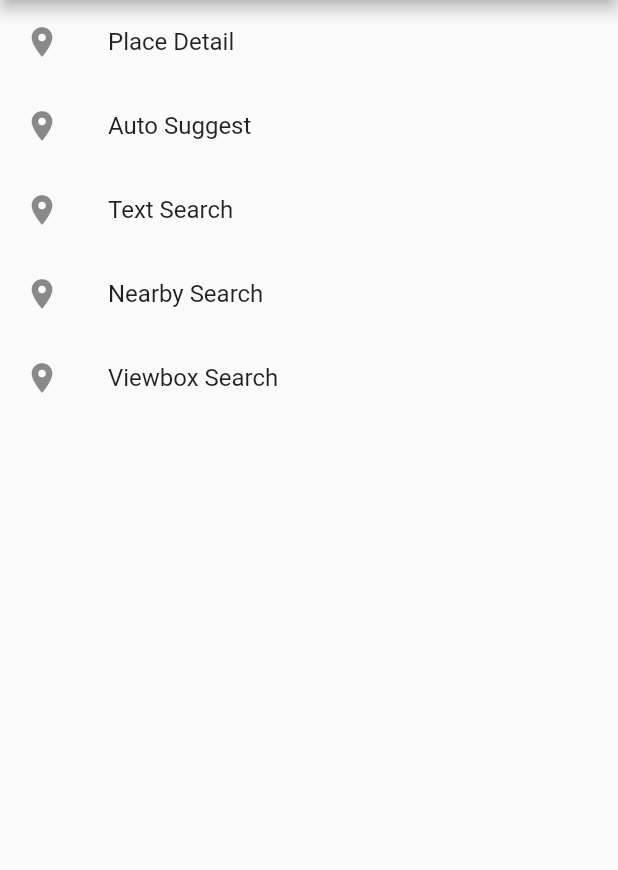
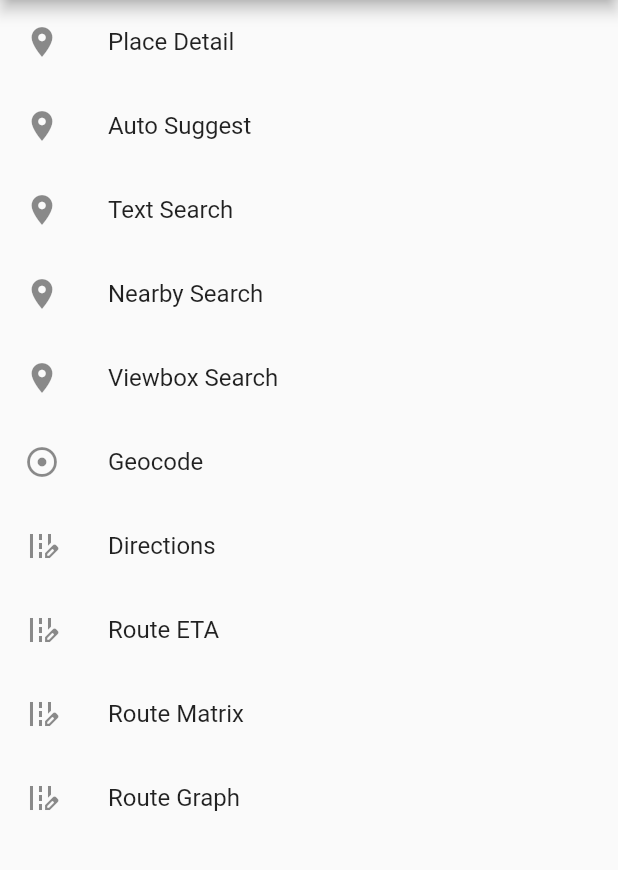
Before and after one commit to Map4D/map4d-services-flutter, a Flutter app: the screen it shows after launch, on a phone screen of 412 x 824 dp, the part 84-954 px from its top. Run offline on Flutter 3.47's test engine with Material 2 defaults, Android fonts, the phone set to English and light mode, and no system bars.

Commit message:
Add geocodes, routes

```diff
--- a/example/lib/main.dart
+++ b/example/lib/main.dart
@@ -73,6 +73,24 @@ class _MyAppState extends State<MyApp> {
     print('Viewbox Search: $places');
   }
 
+  void _geocode() async {
+    final geos = await MFServices.geocodes.getGeocode(
+      location: const MFLocationComponent(latitude: 16.024634, longitude: 108.209217),
+      address: '31 Lê Văn Duyệt',
+      viewbox: const MFViewboxComponent(southwest: MFLocationComponent(latitude: 16.056453967981348, longitude: 108.19387435913086),
+                                        northeast: MFLocationComponent(latitude: 16.093031550262133, longitude: 108.25927734375))
+    );
+    print('Geocode: $geos');
+  }
+
+  void _directions() async {}
+
+  void _routeETA() async {}
+
+  void _routeMatrix() async {}
+
+  void _routeGraph() async {}
+
   @override
   Widget build(BuildContext context) {
     return MaterialApp(
@@ -84,23 +102,53 @@ class _MyAppState extends State<MyApp> {
           ListTile(
             leading: const Icon(Icons.place),
             title: const Text('Place Detail'),
-            onTap: _placeDetail,),
+            onTap: _placeDetail,
+          ),
           ListTile(
             leading: const Icon(Icons.place),
             title: const Text('Auto Suggest'),
-            onTap: _autoSuggest,),
+            onTap: _autoSuggest,
+          ),
           ListTile(
             leading: const Icon(Icons.place),
             title: const Text('Text Search'),
-            onTap: _textSearch,),
+            onTap: _textSearch,
+          ),
           ListTile(
             leading: const Icon(Icons.place),
             title: const Text('Nearby Search'),
-            onTap: _nearbySearch,),
+            onTap: _nearbySearch,
+          ),
           ListTile(
             leading: const Icon(Icons.place),
             title: const Text('Viewbox Search'),
-            onTap: _viewboxSearch,),
+            onTap: _viewboxSearch,
+          ),
+          ListTile(
+            leading: const Icon(Icons.adjust),
+            title: const Text('Geocode'),
+            onTap: _geocode,
+          ),
+          ListTile(
+            leading: const Icon(Icons.edit_road),
+            title: const Text('Directions'),
+            onTap: _directions,
+          ),
+          ListTile(
+            leading: const Icon(Icons.edit_road),
+            title: const Text('Route ETA'),
+            onTap: _routeETA,
+          ),
+          ListTile(
+            leading: const Icon(Icons.edit_road),
+            title: const Text('Route Matrix'),
+            onTap: _routeMatrix,
+          ),
+          ListTile(
+            leading: const Icon(Icons.edit_road),
+            title: const Text('Route Graph'),
+            onTap: _routeGraph,
+          ),
         ],),
       ),
     );
--- a/lib/src/places.dart
+++ b/lib/src/places.dart
@@ -1,6 +1,6 @@
 part of 'services.dart';
 
-class MFPlaceService {
+class MFPlacesService {
 
   /// Place detail
   Future<Map<String, dynamic>> getPlaceDetail(String id) async {
--- a/lib/src/services.dart
+++ b/lib/src/services.dart
@@ -5,10 +5,14 @@ import 'components.dart';
 
 part 'channel.dart';
 part 'places.dart';
+part 'routes.dart';
+part 'geocodes.dart';
 
 class MFServices {
 
-  static final MFPlaceService places = MFPlaceService();
+  static final MFPlacesService places = MFPlacesService();
+  static final MFRoutesService routes = MFRoutesService();
+  static final MFGeocodesService geocodes = MFGeocodesService();
 
   static Future<String?> get platformVersion async {
     return await _ServicesChannel.platformVersion;
```
Also changed, not shown: lib/map4d_services.dart (+18 -2 lines), lib/src/components.dart (+24 -0 lines), lib/src/geocodes.dart (added, +24 -0 lines), lib/src/routes.dart (added, +58 -0 lines).
